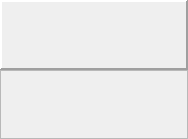
First picture: the form in ui/item.ui, repository iceanimations/createShots, before the edit.
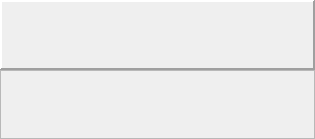
Second picture: the form after the edit.

The edit to the form file:
```diff
--- a/ui/item.ui
+++ b/ui/item.ui
@@ -6,7 +6,7 @@
    <rect>
     <x>0</x>
     <y>0</y>
-    <width>188</width>
+    <width>315</width>
     <height>139</height>
    </rect>
   </property>
```
